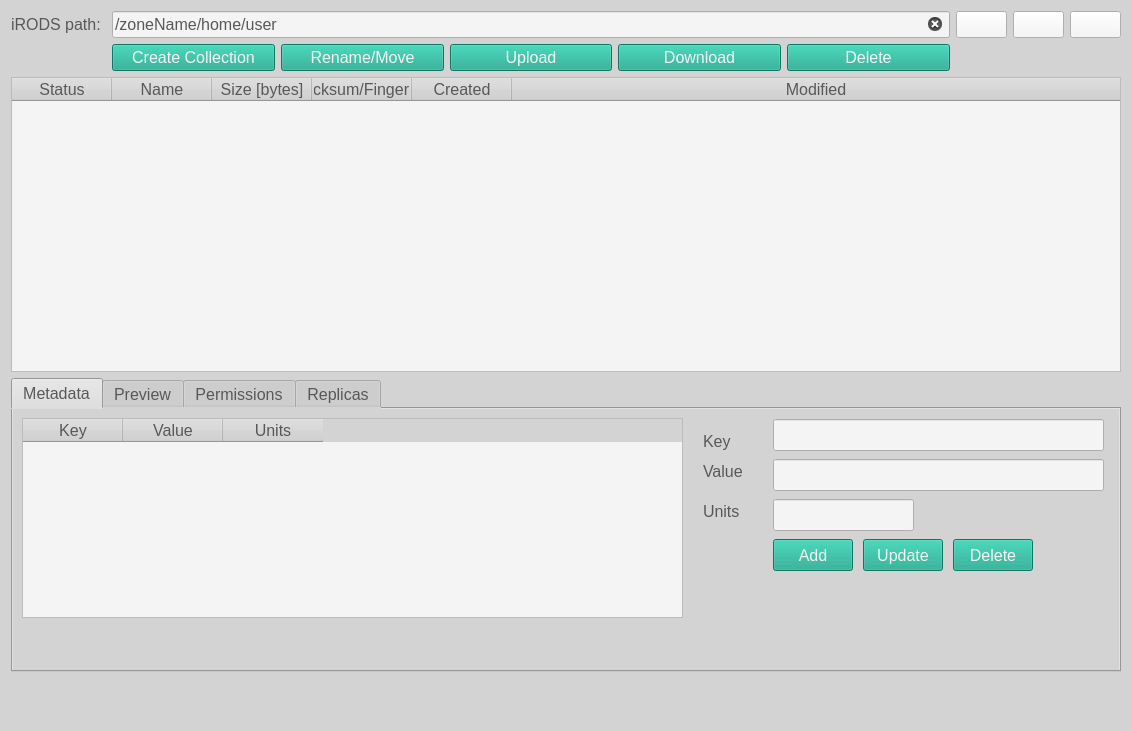
Above: ibridgesgui/ui_files/tabBrowser_small.ui from iBridges-for-iRODS/iBridges-GUI before the change. Below: the same form after it.
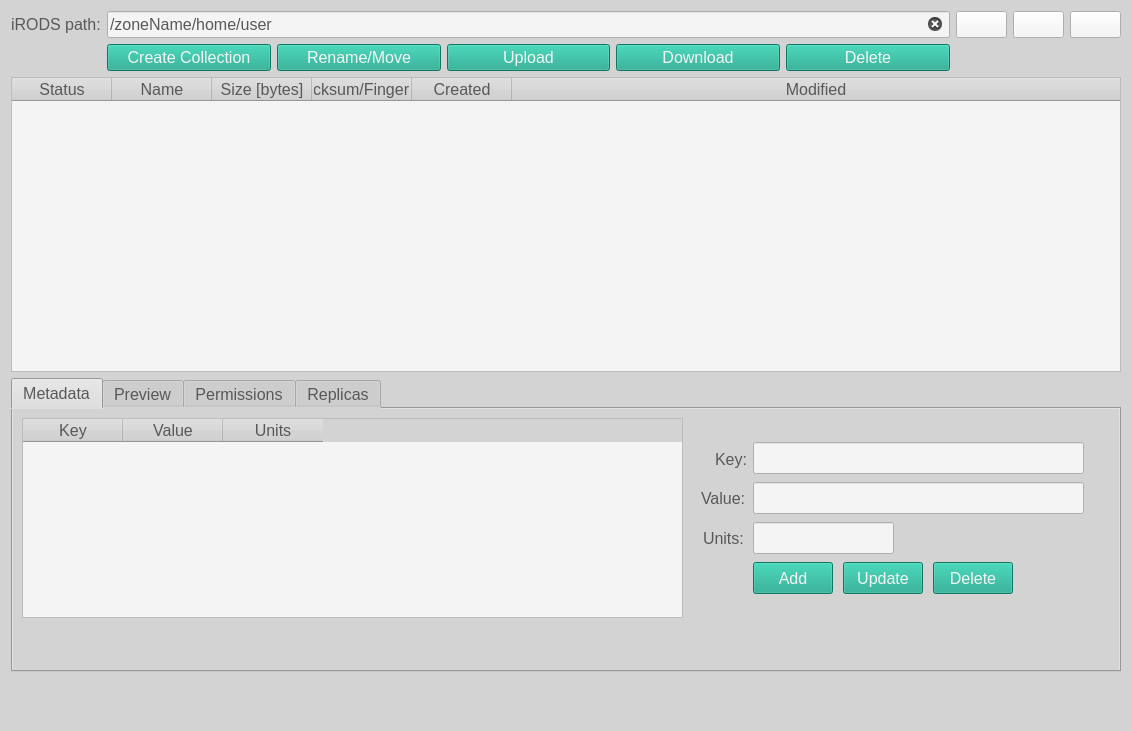
That is the form after the change. Icons and pictures are not drawn.

The edit to the form file:
```diff
--- a/ibridgesgui/ui_files/tabBrowser_small.ui
+++ b/ibridgesgui/ui_files/tabBrowser_small.ui
@@ -34,7 +34,7 @@
     color: rgb(88, 88, 90);
     selection-background-color: rgb(21, 165, 137);
     selection-color: rgb(245, 244, 244);
-    font: 12pt
+    font-size: 12pt;
 }
 
 QLabel#error_label
@@ -65,8 +65,8 @@
 
 </string>
   </property>
-  <layout class="QVBoxLayout" name="verticalLayout">
-   <item>
+  <layout class="QGridLayout" name="gridLayout_2">
+   <item row="0" column="0">
     <layout class="QGridLayout" name="gridLayout">
      <item row="1" column="0">
       <layout class="QHBoxLayout" name="horizontalLayout_4"/>
@@ -101,7 +101,7 @@
         </font>
        </property>
        <property name="text">
-        <string>iRODS path: </string>
+        <string>iRODS path:</string>
        </property>
       </widget>
      </item>
@@ -347,7 +347,7 @@
      </column>
     </widget>
    </item>
-   <item>
+   <item row="2" column="0">
     <widget class="QTabWidget" name="info_tabs">
      <property name="minimumSize">
       <size>
@@ -451,9 +451,9 @@
       <widget class="QLabel" name="label_4">
        <property name="geometry">
         <rect>
-         <x>690</x>
-         <y>20</y>
-         <width>35</width>
+         <x>702</x>
+         <y>38</y>
+         <width>31</width>
          <height>24</height>
         </rect>
        </property>
@@ -466,15 +466,15 @@
         </font>
        </property>
        <property name="text">
-        <string>Key</string>
+        <string>Key:</string>
        </property>
       </widget>
       <widget class="QLabel" name="label_6">
        <property name="geometry">
         <rect>
-         <x>690</x>
-         <y>50</y>
-         <width>53</width>
+         <x>688</x>
+         <y>77</y>
+         <width>51</width>
          <height>24</height>
         </rect>
        </property>
@@ -487,14 +487,14 @@
         </font>
        </property>
        <property name="text">
-        <string>Value</string>
+        <string>Value:</string>
        </property>
       </widget>
       <widget class="QLineEdit" name="meta_key_field">
        <property name="geometry">
         <rect>
-         <x>760</x>
-         <y>10</y>
+         <x>740</x>
+         <y>33</y>
          <width>331</width>
          <height>32</height>
         </rect>
@@ -511,8 +511,8 @@
       <widget class="QPushButton" name="delete_meta_button">
        <property name="geometry">
         <rect>
-         <x>940</x>
-         <y>130</y>
+         <x>920</x>
+         <y>153</y>
          <width>80</width>
          <height>32</height>
         </rect>
@@ -532,8 +532,8 @@
       <widget class="QPushButton" name="add_meta_button">
        <property name="geometry">
         <rect>
-         <x>760</x>
-         <y>130</y>
+         <x>740</x>
+         <y>153</y>
          <width>80</width>
          <height>32</height>
         </rect>
@@ -553,8 +553,8 @@
       <widget class="QPushButton" name="update_meta_button">
        <property name="geometry">
         <rect>
-         <x>850</x>
-         <y>130</y>
+         <x>830</x>
+         <y>153</y>
          <width>80</width>
          <height>32</height>
         </rect>
@@ -574,8 +574,8 @@
       <widget class="QLineEdit" name="meta_units_field">
        <property name="geometry">
         <rect>
-         <x>760</x>
-         <y>90</y>
+         <x>740</x>
+         <y>113</y>
          <width>141</width>
          <height>32</height>
         </rect>
@@ -593,8 +593,8 @@
        <property name="geometry">
         <rect>
          <x>690</x>
-         <y>90</y>
-         <width>49</width>
+         <y>117</y>
+         <width>41</width>
          <height>24</height>
         </rect>
        </property>
@@ -607,14 +607,14 @@
         </font>
        </property>
        <property name="text">
-        <string>Units</string>
+        <string>Units:</string>
        </property>
       </widget>
       <widget class="QLineEdit" name="meta_value_field">
        <property name="geometry">
         <rect>
-         <x>760</x>
-         <y>50</y>
+         <x>740</x>
+         <y>73</y>
          <width>331</width>
          <height>32</height>
         </rect>
```
Left out of the diff: 6 changed lines with no effect on the pictures.
